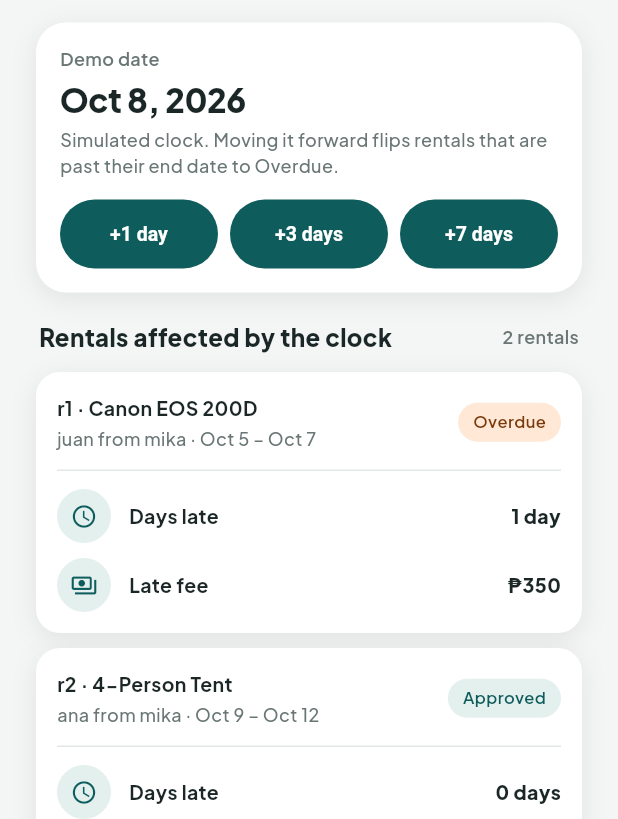
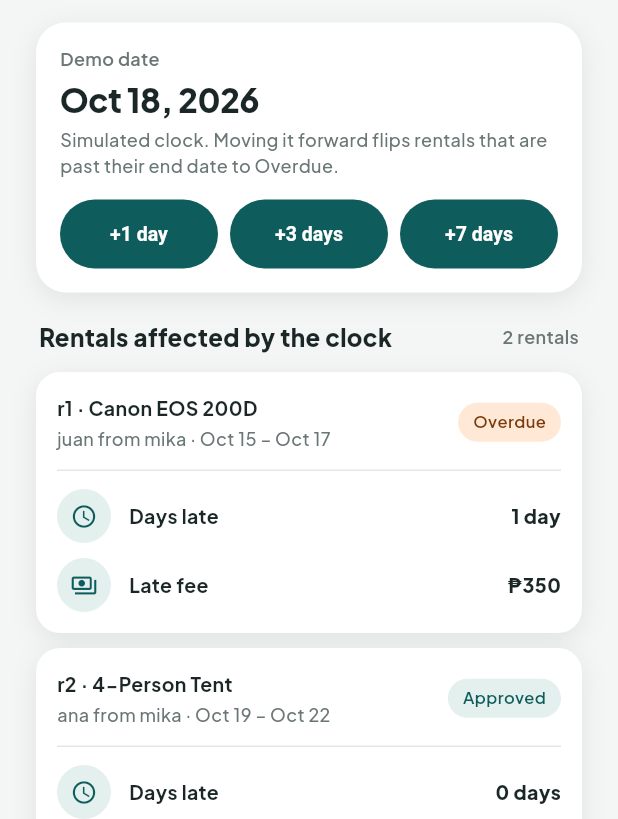
Before and after one commit to Oicali/AdvMobile-FinalProject, a Flutter app: the DemoMenuState screen opened by its route, after a tap on "+1 day", on a phone screen of 412 x 824 dp. Shown: the part 222-1041 px from the top of the screen. Run offline on Flutter 3.47's test engine with Material 3 defaults, Android fonts, the phone set to English and light mode, and no system bars; accounts and stored records are empty.

Commit message:
before wallet

```diff
--- a/lib/glob/alladdresses.dart
+++ b/lib/glob/alladdresses.dart
@@ -2,8 +2,11 @@
 class AllAddresses {
   static List<Map<String, dynamic>> addresses = [
     {'id': 'a1', 'owner': 'juan', 'label': 'Home', 'street': 'Blk 5 Lot 2, Mabini St.', 'barangay': 'Brgy. San Roque', 'city': 'Quezon City', 'phone': '09171234567', 'isDefault': true},
+    {'id': 'a2', 'owner': 'mika', 'label': 'Home', 'street': '14 Sampaguita St.', 'barangay': 'Brgy. Bagumbayan', 'city': 'Quezon City', 'phone': '09181234567', 'isDefault': true},
+    {'id': 'a3', 'owner': 'jon', 'label': 'Home', 'street': '27 Rizal Ave.', 'barangay': 'Brgy. Poblacion', 'city': 'Makati City', 'phone': '09191234567', 'isDefault': true},
+    {'id': 'a4', 'owner': 'ana', 'label': 'Home', 'street': '9 Narra Rd.', 'barangay': 'Brgy. Kapitolyo', 'city': 'Pasig City', 'phone': '09201234567', 'isDefault': true},
   ];
-  static int nextNumber = 2;
+  static int nextNumber = 5;
 
 
   static String newId() => 'a${nextNumber++}';
--- a/lib/glob/allitems.dart
+++ b/lib/glob/allitems.dart
@@ -36,7 +36,7 @@ class AllItems {
 
   static Map<String, dynamic>? currentRental(String itemId) {
     for (final r in AllRentals.rentals) {
-      if (r['itemId'] == itemId && (r['status'] == 'Active' || r['status'] == 'Overdue')) return r;
+      if (r['itemId'] == itemId && (r['status'] == 'Active' || r['status'] == 'Overdue' || r['status'] == 'Returned')) return r;
     }
     return null;
   }
@@ -46,6 +46,7 @@ class AllItems {
     final r = currentRental(itemId);
     if (r == null) return 'Available';
     if (r['status'] == 'Overdue') return 'Unavailable';
+    if (r['status'] == 'Returned') return 'Awaiting check';
     return 'Back ${AppSettings.shortDate(r['end'])}';
   }
 
--- a/lib/glob/allrentals.dart
+++ b/lib/glob/allrentals.dart
@@ -33,13 +33,13 @@ class AllRentals {
     }
   }
   static List<Map<String, dynamic>> rentals = [
-    {'id': 'r1', 'itemId': 'i1', 'borrower': 'juan', 'lender': 'mika', 'start': '2026-10-05', 'end': '2026-10-07', 'method': 'pickup', 'address': '', 'status': 'Active', 'returnedOn': '', 'lenderConfirmed': false},
-    {'id': 'r2', 'itemId': 'i4', 'borrower': 'ana', 'lender': 'mika', 'start': '2026-10-09', 'end': '2026-10-12', 'method': 'pickup', 'address': '', 'status': 'Approved', 'returnedOn': '', 'lenderConfirmed': false},
-    {'id': 'r3', 'itemId': 'i2', 'borrower': 'juan', 'lender': 'jon', 'start': '2026-09-20', 'end': '2026-09-22', 'method': 'delivery', 'address': 'Blk 5 Lot 2, Brgy. San Roque, Quezon City', 'status': 'Completed', 'returnedOn': '2026-09-22', 'lenderConfirmed': true},
-    {'id': 'r4', 'itemId': 'i3', 'borrower': 'jon', 'lender': 'mika', 'start': '2026-09-25', 'end': '2026-09-27', 'method': 'pickup', 'address': '', 'status': 'Completed', 'returnedOn': '2026-09-27', 'lenderConfirmed': true},
-    {'id': 'r5', 'itemId': 'i5', 'borrower': 'juan', 'lender': 'ana', 'start': '2026-10-12', 'end': '2026-10-14', 'method': 'pickup', 'address': '', 'status': 'Requested', 'returnedOn': '', 'lenderConfirmed': false},
-    {'id': 'r6', 'itemId': 'i6', 'borrower': 'mika', 'lender': 'jon', 'start': '2026-09-10', 'end': '2026-09-12', 'method': 'pickup', 'address': '', 'status': 'Completed', 'returnedOn': '2026-09-12', 'lenderConfirmed': true},
-    {'id': 'r7', 'itemId': 'i7', 'borrower': 'juan', 'lender': 'mika', 'start': '2026-10-01', 'end': '2026-10-03', 'method': 'pickup', 'address': '', 'status': 'Completed', 'returnedOn': '2026-10-03', 'lenderConfirmed': true},
-    {'id': 'r8', 'itemId': 'i1', 'borrower': 'jon', 'lender': 'mika', 'start': '2026-09-01', 'end': '2026-09-03', 'method': 'pickup', 'address': '', 'status': 'Completed', 'returnedOn': '2026-09-03', 'lenderConfirmed': true},
+    {'id': 'r1', 'itemId': 'i1', 'borrower': 'juan', 'lender': 'mika', 'start': '2026-10-15', 'end': '2026-10-17', 'method': 'pickup', 'address': '', 'status': 'Active', 'returnedOn': '', 'lenderConfirmed': false},
+    {'id': 'r2', 'itemId': 'i4', 'borrower': 'ana', 'lender': 'mika', 'start': '2026-10-19', 'end': '2026-10-22', 'method': 'pickup', 'address': '', 'status': 'Approved', 'returnedOn': '', 'lenderConfirmed': false},
+    {'id': 'r3', 'itemId': 'i2', 'borrower': 'juan', 'lender': 'jon', 'start': '2026-09-30', 'end': '2026-10-02', 'method': 'delivery', 'address': 'Blk 5 Lot 2, Brgy. San Roque, Quezon City', 'status': 'Completed', 'returnedOn': '2026-10-02', 'lenderConfirmed': true},
+    {'id': 'r4', 'itemId': 'i3', 'borrower': 'jon', 'lender': 'mika', 'start': '2026-10-05', 'end': '2026-10-07', 'method': 'pickup', 'address': '', 'status': 'Completed', 'returnedOn': '2026-10-07', 'lenderConfirmed': true},
+    {'id': 'r5', 'itemId': 'i5', 'borrower': 'juan', 'lender': 'ana', 'start': '2026-10-22', 'end': '2026-10-24', 'method': 'pickup', 'address': '', 'status': 'Requested', 'returnedOn': '', 'lenderConfirmed': false},
+    {'id': 'r6', 'itemId': 'i6', 'borrower': 'mika', 'lender': 'jon', 'start': '2026-09-20', 'end': '2026-09-22', 'method': 'pickup', 'address': '', 'status': 'Completed', 'returnedOn': '2026-09-22', 'lenderConfirmed': true},
+    {'id': 'r7', 'itemId': 'i7', 'borrower': 'juan', 'lender': 'mika', 'start': '2026-10-11', 'end': '2026-10-13', 'method': 'pickup', 'address': '', 'status': 'Completed', 'returnedOn': '2026-10-13', 'lenderConfirmed': true},
+    {'id': 'r8', 'itemId': 'i1', 'borrower': 'jon', 'lender': 'mika', 'start': '2026-09-11', 'end': '2026-09-13', 'method': 'pickup', 'address': '', 'status': 'Completed', 'returnedOn': '2026-09-13', 'lenderConfirmed': true},
   ];
 }
--- a/lib/glob/appsettings.dart
+++ b/lib/glob/appsettings.dart
@@ -2,7 +2,7 @@
 
 
 class AppSettings {
-  static String demoDate = '2026-10-07';
+  static String demoDate = '2026-10-17';
   static int deliveryFee = 80;
   static int lateFeeMultiplier = 1;
 
--- a/lib/screens/home.dart
+++ b/lib/screens/home.dart
@@ -1,7 +1,7 @@
 import 'package:flutter/material.dart';
 import 'package:advmobile_finalproject/glob/activeuser.dart';
 import 'package:advmobile_finalproject/glob/allitems.dart';
-import 'package:advmobile_finalproject/glob/allusers.dart';
+import 'package:advmobile_finalproject/glob/allrentals.dart';
 import 'package:advmobile_finalproject/glob/allusers.dart';
 import 'package:advmobile_finalproject/widgets/bottomnav.dart';
 import 'package:advmobile_finalproject/widgets/topbar.dart';
@@ -215,6 +215,7 @@ class HomePage extends State<HomeState> {
 
   @override
   Widget build(BuildContext context) {
+    AllRentals.syncStatuses();
     final items = visibleItems;
 
     return Scaffold(
```
Also changed, not shown: lib/screens/itemdetails.dart (+10 -3 lines), lib/screens/rentaldetails.dart (+39 -49 lines), lib/screens/rentrequest.dart (+20 -5 lines), assets/images/i2.jpg, assets/images/i3.jpg, assets/images/i4.jpg, assets/images/i5.jpg, assets/images/i6.jpg, assets/images/i7.jpg, assets/images/i8.jpg.
